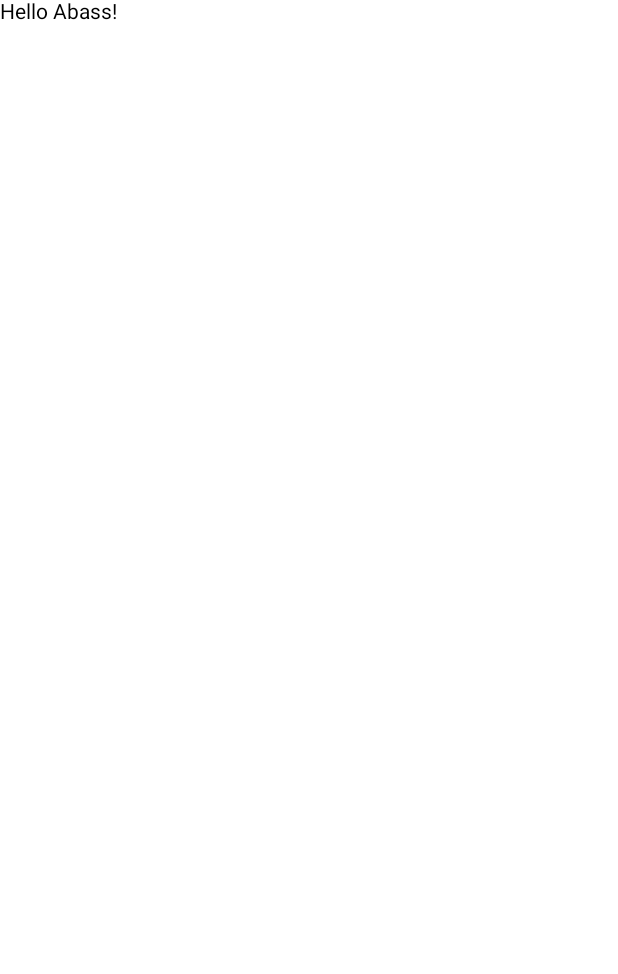
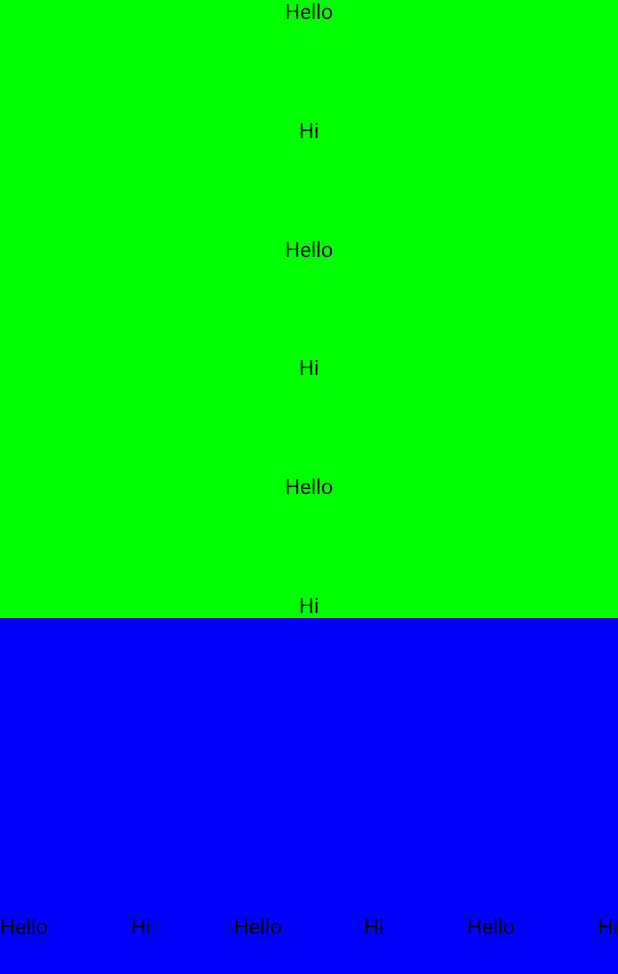
Before and after one commit to Abass14/ComposeCourse, an Android app built with Jetpack Compose: the screen it shows after launch (MainActivity), on a phone screen of 412 x 824 dp. Before the commit the part shown is almost empty. Shown: the top 974 px of the screen. Run offline under Robolectric (Android 15) with nearby library versions, the phone set to English and light mode, and no system bars.

Commit message:
row and column

```diff
--- a/app/src/main/java/com/example/composecourse/MainActivity.kt
+++ b/app/src/main/java/com/example/composecourse/MainActivity.kt
@@ -3,10 +3,15 @@ package com.example.composecourse
 import android.os.Bundle
 import androidx.activity.ComponentActivity
 import androidx.activity.compose.setContent
+import androidx.compose.foundation.background
+import androidx.compose.foundation.layout.*
 import androidx.compose.material.MaterialTheme
 import androidx.compose.material.Surface
 import androidx.compose.material.Text
 import androidx.compose.runtime.Composable
+import androidx.compose.ui.Alignment
+import androidx.compose.ui.Modifier
+import androidx.compose.ui.graphics.Color
 import androidx.compose.ui.tooling.preview.Preview
 import com.example.composecourse.ui.theme.ComposeCourseTheme
 
@@ -14,7 +19,41 @@ class MainActivity : ComponentActivity() {
     override fun onCreate(savedInstanceState: Bundle?) {
         super.onCreate(savedInstanceState)
         setContent {
-            Greeting(name = "Abass")
+            Column(
+                modifier = Modifier.fillMaxSize()
+            ) {
+                Column(
+                    modifier = Modifier
+                        .fillMaxWidth()
+                        .fillMaxHeight(0.5f)
+                        .background(Color.Green),
+                    horizontalAlignment = Alignment.CenterHorizontally,
+                    verticalArrangement = Arrangement.SpaceBetween
+                ) {
+                    Text(text = "Hello")
+                    Text(text = "Hi")
+                    Text(text = "Hello")
+                    Text(text = "Hi")
+                    Text(text = "Hello")
+                    Text(text = "Hi")
+                }
+                Row(
+                    modifier = Modifier
+                        .fillMaxWidth()
+                        .fillMaxHeight()
+                        .background(Color.Blue),
+                    verticalAlignment = Alignment.CenterVertically,
+                    horizontalArrangement = Arrangement.SpaceBetween
+                ) {
+                    Text(text = "Hello")
+                    Text(text = "Hi")
+                    Text(text = "Hello")
+                    Text(text = "Hi")
+                    Text(text = "Hello")
+                    Text(text = "Hi")
+                }
+            }
+
         }
     }
 }
@@ -24,8 +63,8 @@ fun Greeting(name: String) {
     Text(text = "Hello $name!")
 }
 
-@Preview(showBackground = true)
-@Composable
-fun DefaultPreview() {
-    Greeting("Android")
-}
+//@Preview(showBackground = true)
+//@Composable
+//fun DefaultPreview() {
+//    Greeting("Android")
+//}
```
